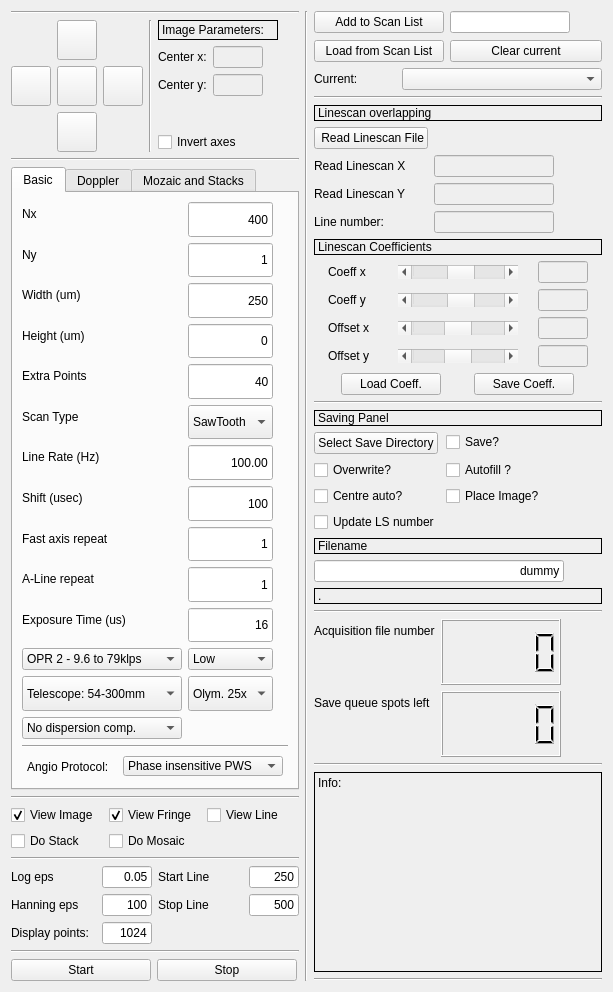
Qt form oct_galvos_form.ui (flesage/micro-oct-acq) before a commit.
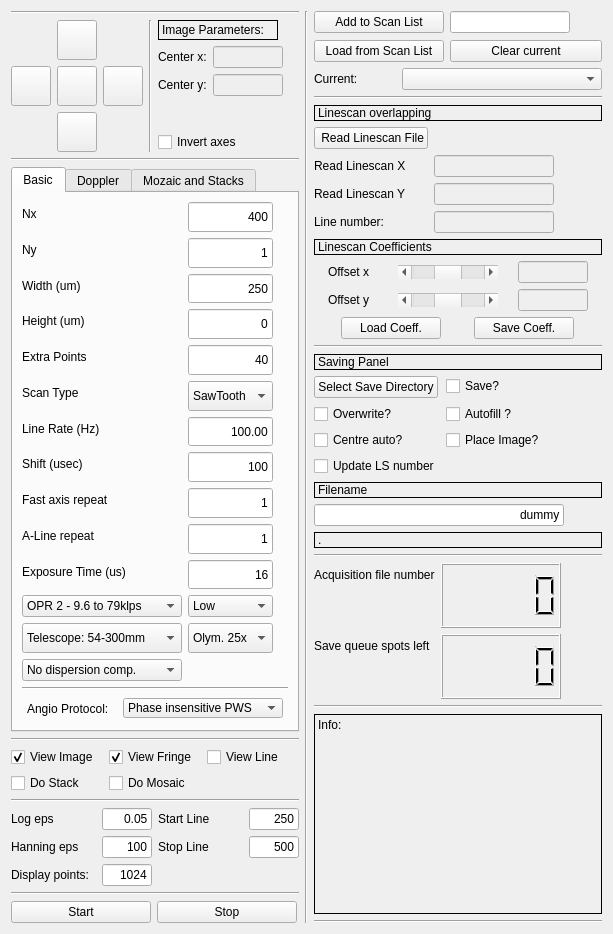
The same form after that commit. Icons and pictures are not drawn.

Commit message: Important update on OCT/2P registration: - modified non linear registration - added changeable offset - adapted GUI

Patch:
```diff
--- a/oct_galvos_form.ui
+++ b/oct_galvos_form.ui
@@ -7,7 +7,7 @@
     <x>0</x>
     <y>0</y>
     <width>613</width>
-    <height>992</height>
+    <height>934</height>
    </rect>
   </property>
   <property name="sizePolicy">
@@ -260,13 +260,13 @@
              </property>
              <property name="minimumSize">
               <size>
-               <width>50</width>
+               <width>70</width>
                <height>0</height>
               </size>
              </property>
              <property name="maximumSize">
               <size>
-               <width>50</width>
+               <width>70</width>
                <height>16777215</height>
               </size>
              </property>
@@ -286,13 +286,13 @@
              </property>
              <property name="minimumSize">
               <size>
-               <width>50</width>
+               <width>70</width>
                <height>0</height>
               </size>
              </property>
              <property name="maximumSize">
               <size>
-               <width>50</width>
+               <width>70</width>
                <height>16777215</height>
               </size>
              </property>
@@ -2177,11 +2177,11 @@
      </item>
      <item>
       <layout class="QGridLayout" name="gridLayout_4">
-       <item row="5" column="1">
+       <item row="3" column="1">
         <widget class="QScrollBar" name="horizontalScrollBar_offsetY">
          <property name="minimumSize">
           <size>
-           <width>120</width>
+           <width>100</width>
            <height>0</height>
           </size>
          </property>
@@ -2202,7 +2202,7 @@
          </property>
         </widget>
        </item>
-       <item row="4" column="0">
+       <item row="2" column="0">
         <widget class="QLabel" name="label_28">
          <property name="minimumSize">
           <size>
@@ -2221,7 +2221,7 @@
          </property>
         </widget>
        </item>
-       <item row="5" column="0">
+       <item row="3" column="0">
         <widget class="QLabel" name="label_29">
          <property name="minimumSize">
           <size>
@@ -2240,11 +2240,11 @@
          </property>
         </widget>
        </item>
-       <item row="4" column="1">
+       <item row="2" column="1">
         <widget class="QScrollBar" name="horizontalScrollBar_offsetX">
          <property name="minimumSize">
           <size>
-           <width>120</width>
+           <width>100</width>
            <height>0</height>
           </size>
          </property>
@@ -2265,162 +2265,39 @@
          </property>
         </widget>
        </item>
-       <item row="4" column="2">
+       <item row="2" column="2">
         <widget class="QLineEdit" name="lineEdit_offsetX">
          <property name="enabled">
           <bool>false</bool>
          </property>
          <property name="minimumSize">
           <size>
-           <width>50</width>
+           <width>70</width>
            <height>20</height>
           </size>
          </property>
          <property name="maximumSize">
           <size>
-           <width>50</width>
+           <width>70</width>
            <height>30</height>
           </size>
          </property>
         </widget>
        </item>
-       <item row="5" column="2">
+       <item row="3" column="2">
         <widget class="QLineEdit" name="lineEdit_offsetY">
          <property name="enabled">
           <bool>false</bool>
          </property>
          <property name="minimumSize">
           <size>
-           <width>50</width>
+           <width>70</width>
            <height>20</height>
           </size>
          </property>
          <property name="maximumSize">
           <size>
-           <width>50</width>
-           <height>30</height>
-          </size>
-         </property>
-        </widget>
-       </item>
-       <item row="2" column="1">
-        <widget class="QScrollBar" name="horizontalScrollBar_coeffX">
-         <property name="minimumSize">
-          <size>
-           <width>120</width>
-           <height>0</height>
-          </size>
-         </property>
-         <property name="maximumSize">
-          <size>
-           <width>100</width>
-           <height>16777215</height>
-          </size>
-         </property>
-         <property name="minimum">
-          <number>-99</number>
-         </property>
-         <property name="maximum">
-          <number>100</number>
-         </property>
-         <property name="pageStep">
-          <number>1</number>
-         </property>
-         <property name="value">
-          <number>10</number>
-         </property>
-         <property name="orientation">
-          <enum>Qt::Horizontal</enum>
-         </property>
-        </widget>
-       </item>
-       <item row="3" column="1">
-        <widget class="QScrollBar" name="horizontalScrollBar_coeffY">
-         <property name="minimumSize">
-          <size>
-           <width>120</width>
-           <height>0</height>
-          </size>
-         </property>
-         <property name="maximumSize">
-          <size>
-           <width>100</width>
-           <height>16777215</height>
-          </size>
-         </property>
-         <property name="minimum">
-          <number>-99</number>
-         </property>
-         <property name="maximum">
-          <number>100</number>
-         </property>
-         <property name="singleStep">
-          <number>1</number>
-         </property>
-         <property name="pageStep">
-          <number>1</number>
-         </property>
-         <property name="value">
-          <number>10</number>
-         </property>
-         <property name="orientation">
-          <enum>Qt::Horizontal</enum>
-         </property>
-        </widget>
-       </item>
-       <item row="2" column="0">
-        <widget class="QLabel" name="label_32">
-         <property name="text">
-          <string>Coeff x</string>
-         </property>
-        </widget>
-       </item>
-       <item row="3" column="0">
-        <widget class="QLabel" name="label_33">
-         <property name="text">
-          <string>Coeff y</string>
-         </property>
-        </widget>
-       </item>
-       <item row="2" column="2">
-        <widget class="QLineEdit" name="lineEdit_coeffX">
-         <property name="enabled">
-          <bool>false</bool>
-         </property>
-         <property name="sizePolicy">
-          <sizepolicy hsizetype="Expanding" vsizetype="Fixed">
-           <horstretch>0</horstretch>
-           <verstretch>0</verstretch>
-          </sizepolicy>
-         </property>
-         <property name="minimumSize">
-          <size>
-           <width>50</width>
-           <height>20</height>
-          </size>
-         </property>
-         <property name="maximumSize">
-          <size>
-           <width>50</width>
-           <height>30</height>
-          </size>
-         </property>
-        </widget>
-       </item>
-       <item row="3" column="2">
-        <widget class="QLineEdit" name="lineEdit_coeffY">
-         <property name="enabled">
-          <bool>false</bool>
-         </property>
-         <property name="minimumSize">
-          <size>
-           <width>50</width>
-           <height>20</height>
-          </size>
-         </property>
-         <property name="maximumSize">
-          <size>
-           <width>50</width>
+           <width>70</width>
            <height>30</height>
           </size>
          </property>
```
The commit also changes 5 other files.
